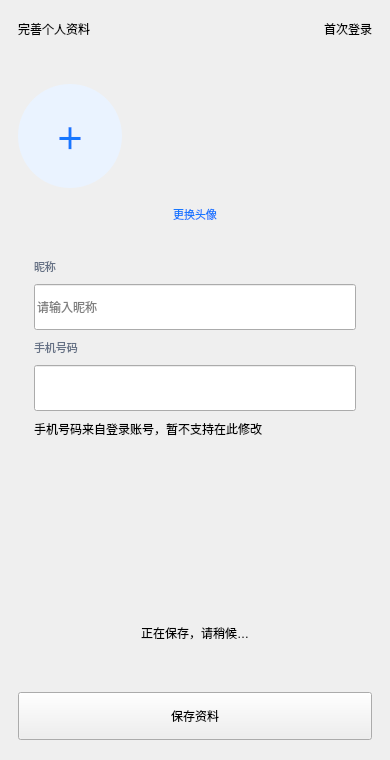
Above: ui/profileeditwindow.ui from dirtysoup0519/ChargingUser before the change. Below: the same form after it.
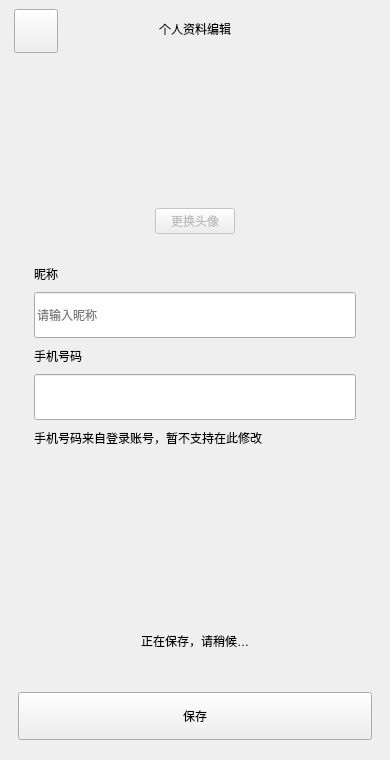
That is the form after the change. Icons and pictures are not drawn.

Commit message: feat(ui): complete profile pages and icon resources

```diff
--- a/ui/profileeditwindow.ui
+++ b/ui/profileeditwindow.ui
@@ -8,27 +8,29 @@
   <layout class="QVBoxLayout" name="rootLayout">
    <property name="spacing"><number>0</number></property><property name="leftMargin"><number>0</number></property><property name="topMargin"><number>0</number></property><property name="rightMargin"><number>0</number></property><property name="bottomMargin"><number>0</number></property>
    <item><widget class="QWidget" name="headerBar"><property name="minimumSize"><size><width>0</width><height>58</height></size></property><property name="maximumSize"><size><width>16777215</width><height>58</height></size></property>
-    <layout class="QHBoxLayout" name="headerLayout"><property name="leftMargin"><number>18</number></property><property name="rightMargin"><number>18</number></property>
-     <item><widget class="QLabel" name="pageTitle"><property name="text"><string>完善个人资料</string></property></widget></item>
-     <item><spacer name="headerSpace"><property name="orientation"><enum>Qt::Horizontal</enum></property><property name="sizeHint"><size><width>40</width><height>1</height></size></property></spacer></item>
-     <item><widget class="QLabel" name="hintLabel"><property name="text"><string>首次登录</string></property></widget></item>
+    <layout class="QHBoxLayout" name="headerLayout"><property name="leftMargin"><number>14</number></property><property name="rightMargin"><number>14</number></property><property name="spacing"><number>0</number></property>
+     <item><widget class="QPushButton" name="backButton"><property name="minimumSize"><size><width>44</width><height>44</height></size></property><property name="maximumSize"><size><width>44</width><height>44</height></size></property><property name="text"><string/></property><property name="icon"><iconset resource="../resources/resources.qrc"><normaloff>:/icons/back.png</normaloff>:/icons/back.png</iconset></property><property name="iconSize"><size><width>24</width><height>24</height></size></property><property name="toolTip"><string>返回</string></property></widget></item>
+     <item><spacer name="headerLeftSpace"><property name="orientation"><enum>Qt::Horizontal</enum></property><property name="sizeHint"><size><width>20</width><height>1</height></size></property></spacer></item>
+     <item><widget class="QLabel" name="pageTitle"><property name="text"><string>个人资料编辑</string></property><property name="alignment"><set>Qt::AlignCenter</set></property></widget></item>
+     <item><spacer name="headerRightSpace"><property name="orientation"><enum>Qt::Horizontal</enum></property><property name="sizeHint"><size><width>20</width><height>1</height></size></property></spacer></item>
+     <item><widget class="QWidget" name="headerBalance"><property name="minimumSize"><size><width>44</width><height>44</height></size></property><property name="maximumSize"><size><width>44</width><height>44</height></size></property></widget></item>
     </layout>
    </widget></item>
    <item><widget class="QWidget" name="pageBackground">
-    <layout class="QVBoxLayout" name="bodyLayout"><property name="leftMargin"><number>18</number></property><property name="topMargin"><number>26</number></property><property name="rightMargin"><number>18</number></property><property name="bottomMargin"><number>20</number></property><property name="spacing"><number>18</number></property>
-     <item><widget class="QLabel" name="avatarLabel"><property name="minimumSize"><size><width>104</width><height>104</height></size></property><property name="maximumSize"><size><width>104</width><height>104</height></size></property><property name="text"><string>＋</string></property><property name="alignment"><set>Qt::AlignCenter</set></property><property name="styleSheet"><string notr="true">background:#EAF3FF;color:#1677FF;border-radius:52px;font-size:30px;font-weight:700;</string></property></widget></item>
-     <item alignment="Qt::AlignHCenter"><widget class="QPushButton" name="avatarButton"><property name="text"><string>更换头像</string></property><property name="styleSheet"><string notr="true">background:transparent;border:0;color:#1677FF;font-size:11px;</string></property></widget></item>
+    <layout class="QVBoxLayout" name="bodyLayout"><property name="leftMargin"><number>18</number></property><property name="topMargin"><number>24</number></property><property name="rightMargin"><number>18</number></property><property name="bottomMargin"><number>20</number></property><property name="spacing"><number>14</number></property>
+     <item alignment="Qt::AlignHCenter"><widget class="QLabel" name="avatarLabel"><property name="minimumSize"><size><width>112</width><height>112</height></size></property><property name="maximumSize"><size><width>112</width><height>112</height></size></property><property name="text"><string/></property><property name="pixmap"><pixmap resource="../resources/resources.qrc">:/icons/default_avatar.png</pixmap></property><property name="scaledContents"><bool>true</bool></property><property name="alignment"><set>Qt::AlignCenter</set></property></widget></item>
+     <item alignment="Qt::AlignHCenter"><widget class="QPushButton" name="avatarButton"><property name="text"><string>更换头像</string></property><property name="icon"><iconset resource="../resources/resources.qrc"><normaloff>:/icons/camera.png</normaloff>:/icons/camera.png</iconset></property><property name="iconSize"><size><width>20</width><height>20</height></size></property><property name="enabled"><bool>false</bool></property><property name="toolTip"><string>头像更换功能将在资源接口确认后开放</string></property></widget></item>
      <item><widget class="QFrame" name="profileCard"><layout class="QVBoxLayout" name="formLayout"><property name="leftMargin"><number>16</number></property><property name="topMargin"><number>17</number></property><property name="rightMargin"><number>16</number></property><property name="bottomMargin"><number>20</number></property><property name="spacing"><number>9</number></property>
-      <item><widget class="QLabel" name="nicknameLabel"><property name="text"><string>昵称</string></property><property name="styleSheet"><string notr="true">color:#657185;font-size:11px;</string></property></widget></item>
+      <item><widget class="QLabel" name="nicknameLabel"><property name="text"><string>昵称</string></property></widget></item>
       <item><widget class="QLineEdit" name="nicknameEdit"><property name="minimumSize"><size><width>0</width><height>46</height></size></property><property name="placeholderText"><string>请输入昵称</string></property></widget></item>
-      <item><widget class="QLabel" name="phoneLabel"><property name="text"><string>手机号码</string></property><property name="styleSheet"><string notr="true">color:#657185;font-size:11px;</string></property></widget></item>
+      <item><widget class="QLabel" name="phoneLabel"><property name="text"><string>手机号码</string></property></widget></item>
       <item><widget class="QLineEdit" name="phoneEdit"><property name="minimumSize"><size><width>0</width><height>46</height></size></property><property name="readOnly"><bool>true</bool></property></widget></item>
       <item><widget class="QLabel" name="hintLabel2"><property name="text"><string>手机号码来自登录账号，暂不支持在此修改</string></property></widget></item>
      </layout></widget></item>
      <item><spacer name="bodySpace"><property name="orientation"><enum>Qt::Vertical</enum></property><property name="sizeHint"><size><width>1</width><height>40</height></size></property></spacer></item>
      <item><widget class="QLabel" name="loadingIndicator"><property name="text"><string>正在保存，请稍候…</string></property><property name="alignment"><set>Qt::AlignCenter</set></property><property name="visible"><bool>false</bool></property></widget></item>
      <item><widget class="QLabel" name="errorLabel"><property name="text"><string/></property><property name="wordWrap"><bool>true</bool></property><property name="alignment"><set>Qt::AlignCenter</set></property><property name="visible"><bool>false</bool></property></widget></item>
-     <item><widget class="QPushButton" name="saveButton"><property name="minimumSize"><size><width>0</width><height>48</height></size></property><property name="text"><string>保存资料</string></property></widget></item>
+     <item><widget class="QPushButton" name="saveButton"><property name="minimumSize"><size><width>0</width><height>48</height></size></property><property name="text"><string>保存</string></property></widget></item>
     </layout>
    </widget></item>
   </layout>
```
Left out of the diff: 4 changed lines with no effect on the pictures. The commit also changes 21 other files.
